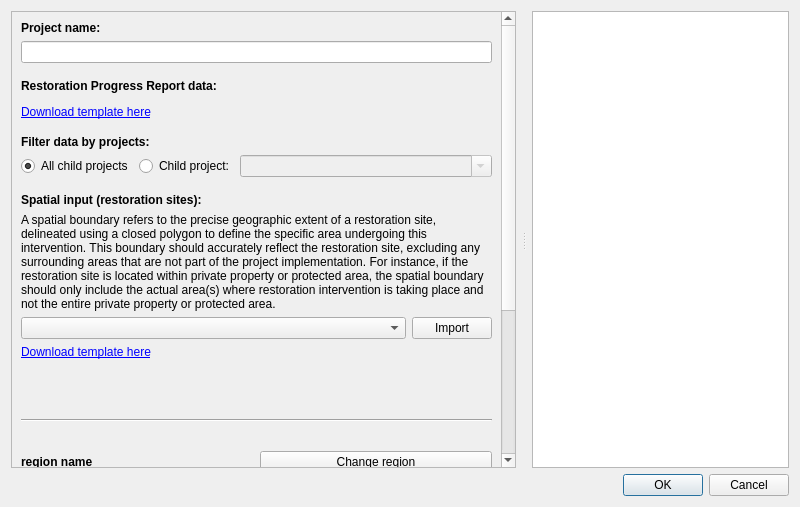
This is LDMP/gui/DlgEcosystemReportingRestorationProgress.ui in ConservationInternational/trends.earth as Qt 5 draws it before an edit. The edited form follows.
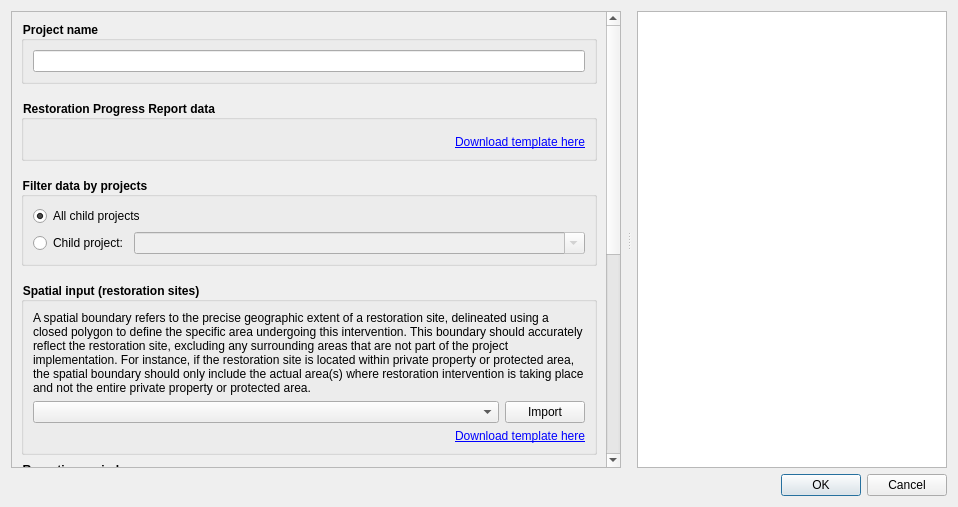
This is the edited form. Custom widgets are drawn as their Qt base class.

Commit message: Update how handling periode of spatial data

Diff of the .ui file:
```diff
--- a/LDMP/gui/DlgEcosystemReportingRestorationProgress.ui
+++ b/LDMP/gui/DlgEcosystemReportingRestorationProgress.ui
@@ -6,7 +6,7 @@
    <rect>
     <x>0</x>
     <y>0</y>
-    <width>800</width>
+    <width>958</width>
     <height>507</height>
    </rect>
   </property>
@@ -43,33 +43,23 @@
         <rect>
          <x>0</x>
          <y>0</y>
-         <width>437</width>
-         <height>712</height>
+         <width>652</width>
+         <height>962</height>
         </rect>
        </property>
        <layout class="QVBoxLayout" name="verticalLayout_2">
         <item>
-         <widget class="QLabel" name="project_name_label">
-          <property name="font">
-           <font>
-            <weight>75</weight>
-            <bold>true</bold>
-           </font>
-          </property>
-          <property name="sizePolicy">
-           <sizepolicy hsizetype="Preferred" vsizetype="Fixed">
-            <horstretch>0</horstretch>
-            <verstretch>0</verstretch>
-           </sizepolicy>
+         <widget class="QGroupBox" name="project_name_box">
+          <property name="styleSheet">
+           <string notr="true">QGroupBox { font-weight: bold; }</string>
           </property>
           <property name="toolTip">
            <string>Name of the project, the reporting scope of the report.</string>
           </property>
-          <property name="text">
-           <string>Project name:</string>
+          <property name="title">
+           <string>Project name</string>
           </property>
-         </widget>
-        </item>
+          <layout class="QVBoxLayout" name="project_name_box_layout">
         <item>
          <widget class="QLineEdit" name="project_name">
           <property name="toolTip">
@@ -77,6 +67,9 @@
           </property>
          </widget>
         </item>
+          </layout>
+         </widget>
+        </item>
         <item>
          <spacer name="verticalSpacer_2">
           <property name="orientation">
@@ -94,27 +87,17 @@
          </spacer>
         </item>
         <item>
-         <widget class="QLabel" name="data_xlsx_label">
-          <property name="font">
-           <font>
-            <weight>75</weight>
-            <bold>true</bold>
-           </font>
-          </property>
-          <property name="sizePolicy">
-           <sizepolicy hsizetype="Preferred" vsizetype="Fixed">
-            <horstretch>0</horstretch>
-            <verstretch>0</verstretch>
-           </sizepolicy>
+         <widget class="QGroupBox" name="data_xlsx_box">
+          <property name="styleSheet">
+           <string notr="true">QGroupBox { font-weight: bold; }</string>
           </property>
           <property name="toolTip">
            <string>XLSX file with the target and the reported progress of each sub-indicator.</string>
           </property>
-          <property name="text">
-           <string>Restoration Progress Report data:</string>
+          <property name="title">
+           <string>Restoration Progress Report data</string>
           </property>
-         </widget>
-        </item>
+          <layout class="QVBoxLayout" name="data_xlsx_box_layout">
         <item>
          <widget class="QgsFileWidget" name="data_xlsx">
           <property name="sizePolicy">
@@ -142,6 +125,12 @@
           <property name="textFormat">
            <enum>Qt::RichText</enum>
           </property>
+             <property name="alignment">
+              <set>Qt::AlignRight|Qt::AlignVCenter</set>
+             </property>
+            </widget>
+           </item>
+          </layout>
          </widget>
         </item>
         <item>
@@ -161,20 +150,14 @@
          </spacer>
         </item>
         <item>
-         <widget class="QLabel" name="label">
-          <property name="font">
-           <font>
-            <weight>75</weight>
-            <bold>true</bold>
-           </font>
+         <widget class="QGroupBox" name="child_project_box">
+          <property name="styleSheet">
+           <string notr="true">QGroupBox { font-weight: bold; }</string>
           </property>
-          <property name="text">
-           <string>Filter data by projects:</string>
+          <property name="title">
+           <string>Filter data by projects</string>
           </property>
-         </widget>
-        </item>
-        <item>
-         <layout class="QHBoxLayout" name="child_project_layout">
+          <layout class="QVBoxLayout" name="child_project_layout">
           <item>
            <widget class="QRadioButton" name="all_child_projects_radio_button">
             <property name="toolTip">
@@ -189,6 +172,8 @@
            </widget>
           </item>
           <item>
+            <layout class="QHBoxLayout" name="select_child_project_layout">
+             <item>
            <widget class="QRadioButton" name="child_project_radio_button">
             <property name="toolTip">
              <string>Report only one child project of the report data file.</string>
@@ -222,6 +207,9 @@
           </item>
          </layout>
         </item>
+          </layout>
+         </widget>
+        </item>
         <item>
          <spacer name="verticalSpacer_4">
           <property name="orientation">
@@ -239,27 +227,17 @@
          </spacer>
         </item>
         <item>
-         <widget class="QLabel" name="spatial_layers_label">
-          <property name="font">
-           <font>
-            <weight>75</weight>
-            <bold>true</bold>
-           </font>
-          </property>
-          <property name="sizePolicy">
-           <sizepolicy hsizetype="Preferred" vsizetype="Fixed">
-            <horstretch>0</horstretch>
-            <verstretch>0</verstretch>
-           </sizepolicy>
+         <widget class="QGroupBox" name="spatial_layers_box">
+          <property name="styleSheet">
+           <string notr="true">QGroupBox { font-weight: bold; }</string>
           </property>
           <property name="toolTip">
-           <string>Polygon layers of the restoration sites, one per year for a country, named [ISO COUNTRY]_V[YYYYMMDD], e.g. IDN_V20261231.</string>
+           <string>Polygon layers of the restoration sites of one country, named [ISO COUNTRY]_V[YYYYMMDD], e.g. IDN_V20261231.</string>
           </property>
-          <property name="text">
-           <string>Spatial input (restoration sites):</string>
+          <property name="title">
+           <string>Spatial input (restoration sites)</string>
           </property>
-         </widget>
-        </item>
+          <layout class="QVBoxLayout" name="spatial_layers_box_layout">
         <item>
          <widget class="QLabel" name="spatial_layers_help_label">
           <property name="text">
@@ -281,14 +259,14 @@
              </sizepolicy>
             </property>
             <property name="toolTip">
-             <string>&lt;html&gt;&lt;head/&gt;&lt;body&gt;&lt;p&gt;Polygon layers of the restoration sites, one per year for a country, named [ISO COUNTRY]_V[YYYYMMDD], e.g. IDN_V20261231, GeoJSON, KML or Shapefile files in WGS 84 (EPSG:4326). The dates of the layer names are the reporting period, the spatially supported area of a year is the area of the polygons of its layers.&lt;/p&gt;&lt;/body&gt;&lt;/html&gt;</string>
+                <string>&lt;html&gt;&lt;head/&gt;&lt;body&gt;&lt;p&gt;Polygon layers of the restoration sites of one country, named [ISO COUNTRY]_V[YYYYMMDD], e.g. IDN_V20261231, vector files of any format in WGS 84 (EPSG:4326). The Date of a site is not after the date of its layer name. The Date of the sites is the reporting period, the spatially supported area of a year is the area of the sites of that year. A site of a later layer, with the same Site_ID and Date, replaces the site of an earlier layer.&lt;/p&gt;&lt;/body&gt;&lt;/html&gt;</string>
             </property>
            </widget>
           </item>
           <item>
            <widget class="QPushButton" name="spatial_layers_import_button">
             <property name="toolTip">
-             <string>Load GeoJSON, KML or Shapefile files of the restoration sites into the project, and select them.</string>
+                <string>Load vector files of the restoration sites into the project, and select them.</string>
             </property>
             <property name="text">
              <string>Import</string>
@@ -308,16 +286,109 @@
           <property name="textFormat">
            <enum>Qt::RichText</enum>
           </property>
-         </widget>
-        </item>
+             <property name="alignment">
+              <set>Qt::AlignRight|Qt::AlignVCenter</set>
+             </property>
+            </widget>
+           </item>
+          </layout>
+         </widget>
+        </item>
         <item>
-         <widget class="QLabel" name="reporting_period_label">
+         <widget class="QGroupBox" name="reporting_period_box">
+          <property name="styleSheet">
+           <string notr="true">QGroupBox { font-weight: bold; }</string>
+          </property>
           <property name="toolTip">
-           <string>Reporting period of the report, from the dates of the names of the spatial input layers.</string>
+           <string>Reporting period of the report, from the baseline year to the monitoring year. The spatially supported area of a year is the area of the sites with a Date in that year.</string>
           </property>
-          <property name="wordWrap">
-           <bool>true</bool>
+          <property name="title">
+           <string>Reporting period</string>
           </property>
+          <layout class="QVBoxLayout" name="reporting_period_box_layout">
+           <item>
+            <layout class="QHBoxLayout" name="reporting_period_layout">
+             <item>
+              <spacer name="reporting_period_left_spacer">
+               <property name="orientation">
+                <enum>Qt::Horizontal</enum>
+               </property>
+               <property name="sizeHint" stdset="0">
+                <size>
+                 <width>0</width>
+                 <height>0</height>
+                </size>
+               </property>
+              </spacer>
+             </item>
+             <item>
+              <layout class="QVBoxLayout" name="baseline_year_layout">
+               <item>
+                <widget class="QLabel" name="baseline_year_label">
+                 <property name="text">
+                  <string>Baseline year</string>
+                 </property>
+                </widget>
+               </item>
+               <item>
+                <widget class="QSpinBox" name="baseline_year">
+                 <property name="toolTip">
+                  <string>First year of the reporting period, not after the monitoring year.</string>
+                 </property>
+                </widget>
+               </item>
+              </layout>
+             </item>
+             <item>
+              <spacer name="reporting_period_middle_spacer">
+               <property name="orientation">
+                <enum>Qt::Horizontal</enum>
+               </property>
+               <property name="sizeType">
+                <enum>QSizePolicy::Fixed</enum>
+               </property>
+               <property name="sizeHint" stdset="0">
+                <size>
+                 <width>24</width>
+                 <height>0</height>
+                </size>
+               </property>
+              </spacer>
+             </item>
+             <item>
+              <layout class="QVBoxLayout" name="reporting_year_layout">
+               <item>
+                <widget class="QLabel" name="reporting_year_label">
+                 <property name="text">
+                  <string>Monitoring year</string>
+                 </property>
+                </widget>
+               </item>
+               <item>
+                <widget class="QSpinBox" name="reporting_year">
+                 <property name="toolTip">
+                  <string>Last year of the reporting period, not after this year.</string>
+                 </property>
+                </widget>
+               </item>
+              </layout>
+             </item>
+             <item>
+              <spacer name="reporting_period_right_spacer">
+               <property name="orientation">
+                <enum>Qt::Horizontal</enum>
+               </property>
+               <property name="sizeHint" stdset="0">
+                <size>
+                 <width>0</width>
+                 <height>0</height>
+                </size>
+               </property>
+              </spacer>
+             </item>
+            </layout>
+           </item>
+          </layout>
          </widget>
         </item>
         <item>
@@ -359,12 +430,6 @@
          <layout class="QHBoxLayout" name="horizontalLayout">
           <item>
            <widget class="QLabel" name="region_la">
-            <property name="font">
-             <font>
-              <weight>75</weight>
-              <bold>true</bold>
-             </font>
-            </property>
             <property name="sizePolicy">
              <sizepolicy hsizetype="Preferred" vsizetype="Fixed">
               <horstretch>0</horstretch>
@@ -396,12 +461,6 @@
         </item>
         <item>
          <widget class="QLabel" name="execution_name_label">
-          <property name="font">
-           <font>
-            <weight>75</weight>
-            <bold>true</bold>
-           </font>
-          </property>
           <property name="sizePolicy">
            <sizepolicy hsizetype="Preferred" vsizetype="Fixed">
             <horstretch>0</horstretch>
@@ -425,12 +484,6 @@
         </item>
         <item>
          <widget class="QLabel" name="task_notes_label">
-          <property name="font">
-           <font>
-            <weight>75</weight>
-            <bold>true</bold>
-           </font>
-          </property>
           <property name="sizePolicy">
            <sizepolicy hsizetype="Preferred" vsizetype="Fixed">
             <horstretch>0</horstretch>
```
Lines whose indentation alone changed are shown as unchanged. The commit also changes 8 other files.
